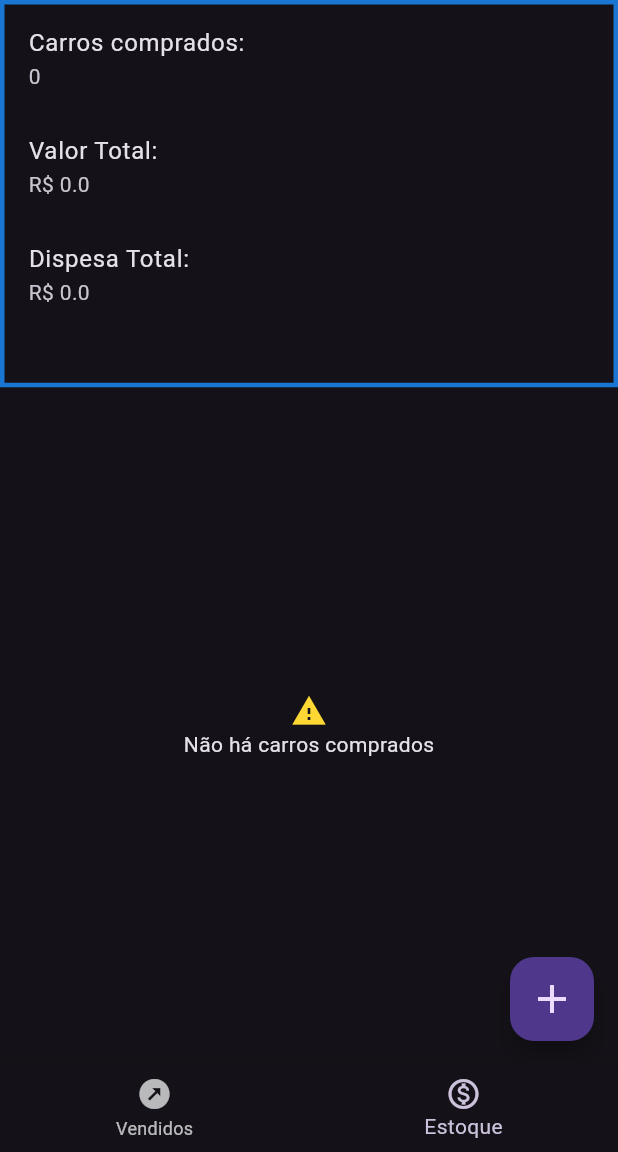
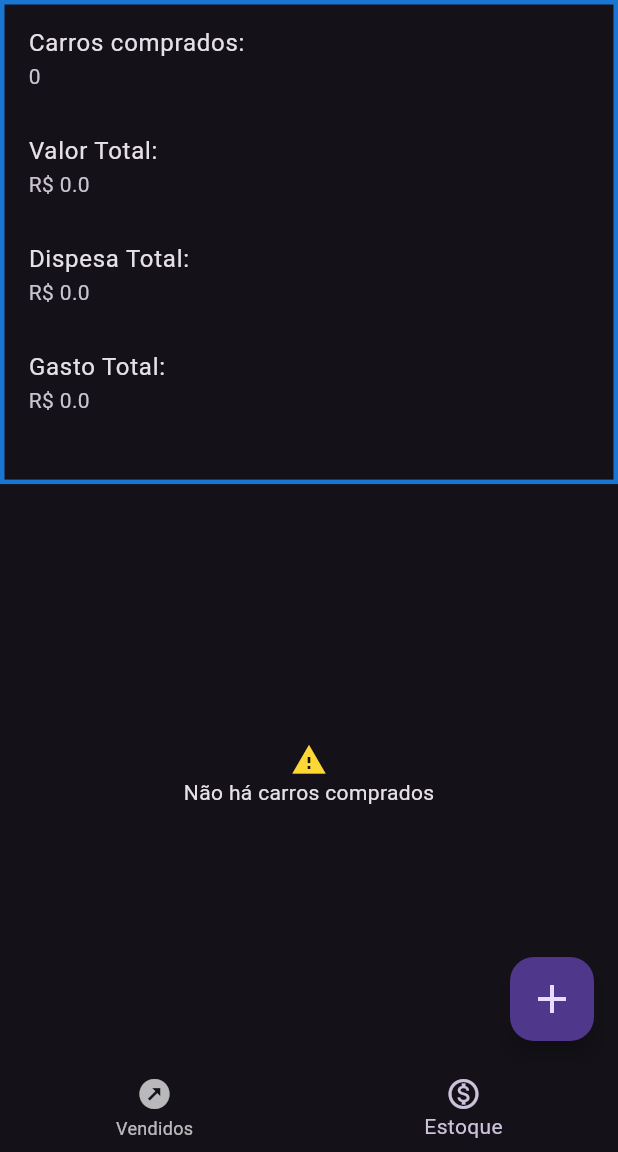
Before and after one commit to jvdon/LumApp, a Flutter app: the screen it shows after launch, item 2 of the bottom bar chosen, on a phone screen of 412 x 824 dp, the part 84-1236 px from its top. Run offline on Flutter 3.47's test engine with Material 3 defaults, Android fonts, the phone set to English and light mode, and no system bars; our stand-ins replace flutter_masked_text2, mask_text_input_formatter, sqflite, sqflite_common_ffi; missing offline and left inert: validadores; accounts and stored records are empty.

Commit message:
Added more fixes

```diff
--- a/lib/models/debito.dart
+++ b/lib/models/debito.dart
@@ -9,7 +9,7 @@ class Debito {
     tipoDebito = TipoDebito.values.byName(
         json["tipoDebito"]); //  strToTipo[json["tipoDebito"] as String]!;
     valor = json["valor"];
-    info = json["info"];
+    info = json["info"] ?? "";
   }
 
   Map<String, dynamic> toMap() {
--- a/lib/pages/bought_page.dart
+++ b/lib/pages/bought_page.dart
@@ -85,7 +85,7 @@ class _BoughtPageState extends State<BoughtPage> {
                 body: Column(
                   children: [
                     Expanded(
-                      flex: 4,
+                      flex: 5,
                       child: Container(
                         decoration: BoxDecoration(
                             border:
@@ -102,12 +102,16 @@ class _BoughtPageState extends State<BoughtPage> {
                             ListTile(
                                 title: Text("Dispesa Total:"),
                                 subtitle: Text("R\$ ${custoTotal}")),
+                            ListTile(
+                                title: Text("Gasto Total:"),
+                                subtitle: Text("R\$ ${valorTotal+custoTotal}")),
+
                           ],
                         ),
                       ),
                     ),
                     Expanded(
-                      flex: 7,
+                      flex: 6,
                       child: (carros.isNotEmpty)
                           ? ListView.builder(
                               itemCount: carros.length,
```
Also changed, not shown: lib/db/car_db.dart (+6 -5 lines), lib/pages/cadastro_page.dart (+13 -5 lines), lib/partials/car_item.dart (+39 -6 lines), 1 other file.
